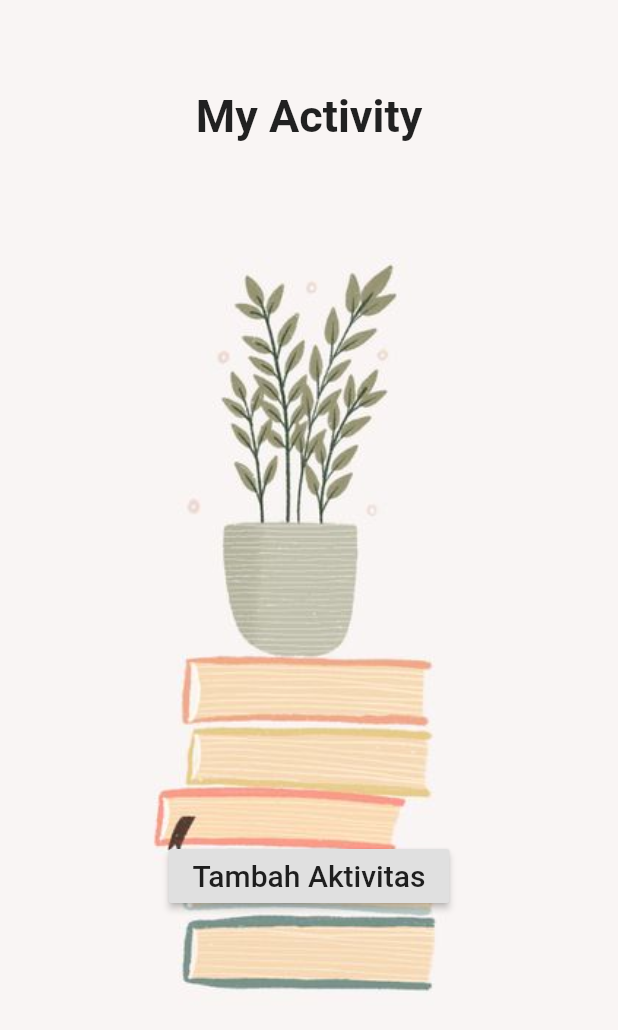
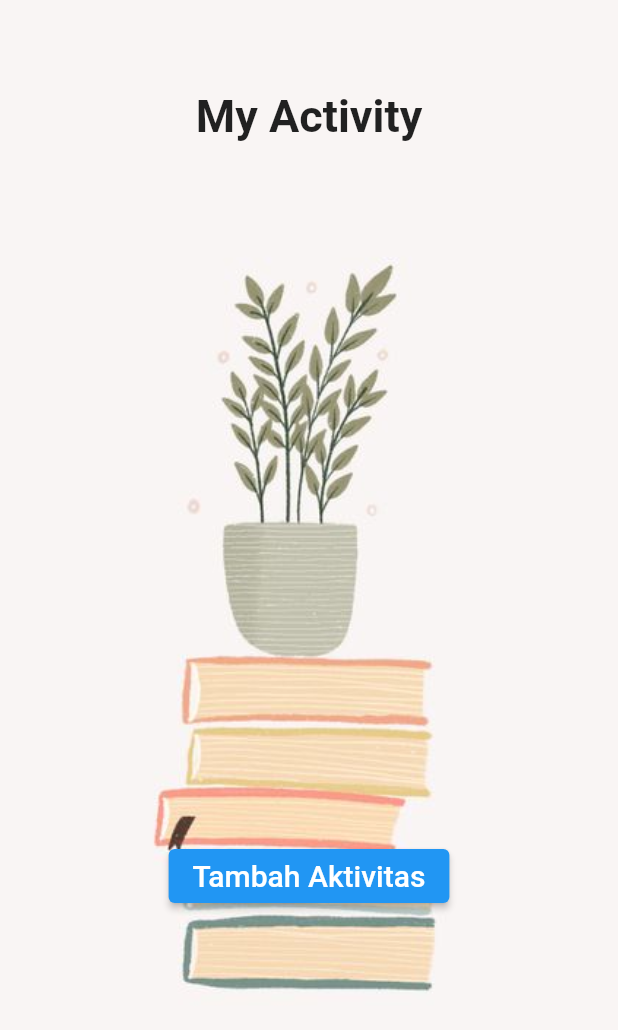
Before and after one commit to REldhaNirwana/project_my_activity, a Flutter app: the screen it shows after launch, on a phone screen of 412 x 824 dp. Shown: the top 1030 px of the screen. Run offline on Flutter 3.47's test engine with Material 2 defaults, Android fonts, the phone set to English and light mode, and no system bars.

Commit message:
projek uas

```diff
--- a/my_activity/lib/Home.dart
+++ b/my_activity/lib/aktivitas_screen.dart
@@ -1,18 +1,18 @@
 import 'package:flutter/cupertino.dart';
 import 'package:flutter/material.dart';
-import 'TambahActivity.dart';
+import 'tambah_activity.dart';
 
-class Home extends StatelessWidget{
+class Aktivitas extends StatelessWidget{
   @override
 
   @override
   Widget build(BuildContext context){
 
     return MaterialApp(
-      debugShowCheckedModeBanner: false,
-    home : Container(decoration: new BoxDecoration(
-      image: new DecorationImage(
-        image: new AssetImage('images/gambar1.jpg'),
+    debugShowCheckedModeBanner: false,
+    home : Container(decoration:  BoxDecoration(
+      image: DecorationImage(
+        image:  AssetImage('images/gambar1.jpg'),
         fit: BoxFit.cover)
     ),
     child:
@@ -28,7 +28,7 @@ class Home extends StatelessWidget{
 
                 Container(
                 padding: EdgeInsets.only(top: 465),
-                child: RaisedButton(
+                child: ElevatedButton(
                   child: Text('Tambah Aktivitas',style: TextStyle(fontSize: 20),),
                   onPressed: () {
                     Navigator.push(context, MaterialPageRoute(builder: (context)=> TambahActivity()));
--- a/my_activity/lib/main.dart
+++ b/my_activity/lib/main.dart
@@ -1,5 +1,6 @@
 import 'package:flutter/material.dart';
-import 'home.dart';
+import 'aktivitas_screen.dart';
+
 
 void main() {
   runApp(MyApp());
@@ -16,7 +17,7 @@ class MyApp extends StatelessWidget {
       theme: ThemeData(
         primarySwatch: Colors.grey,
       ),
-      home: Home()
+      home: Aktivitas()
         );
 
 
```
Also changed, not shown: my_activity/lib/tambah_activity.dart (renamed from my_activity/lib/TambahActivity.dart, +42 -29 lines), 3 other files.
